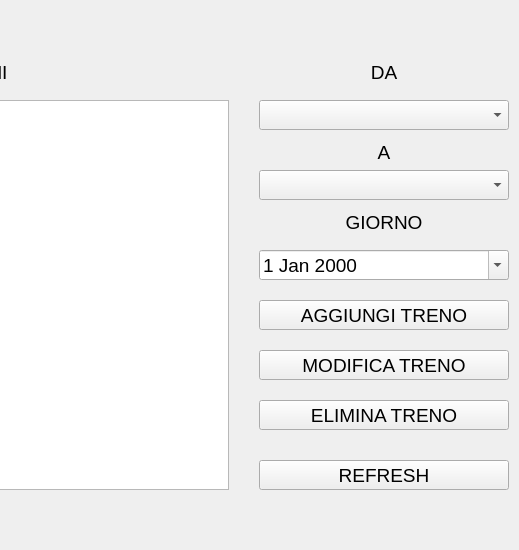
The window that adminwindow.ui (LuginiAndrea/ProgettoInfoQT) describes before a commit, drawn with Qt 5; both pictures show x 281 to 800 and y 0 to 550 of the 800 by 550 pixel window.
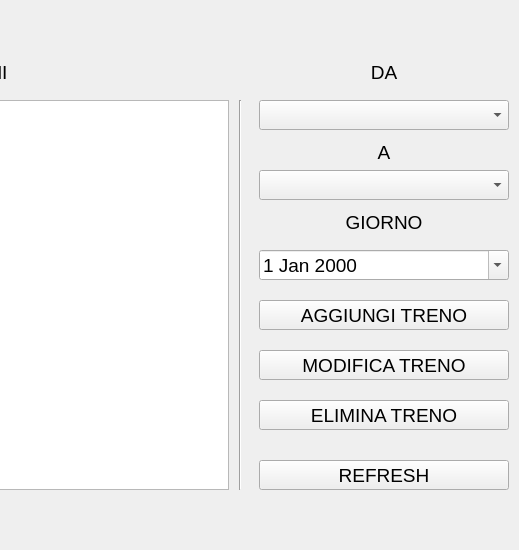
The same window after the commit.

Diff of the .ui file:
```diff
--- a/adminwindow.ui
+++ b/adminwindow.ui
@@ -228,6 +228,19 @@
      </rect>
     </property>
    </widget>
+   <widget class="Line" name="line_2">
+    <property name="geometry">
+     <rect>
+      <x>520</x>
+      <y>100</y>
+      <width>3</width>
+      <height>390</height>
+     </rect>
+    </property>
+    <property name="orientation">
+     <enum>Qt::Vertical</enum>
+    </property>
+   </widget>
   </widget>
  </widget>
  <resources/>
```
